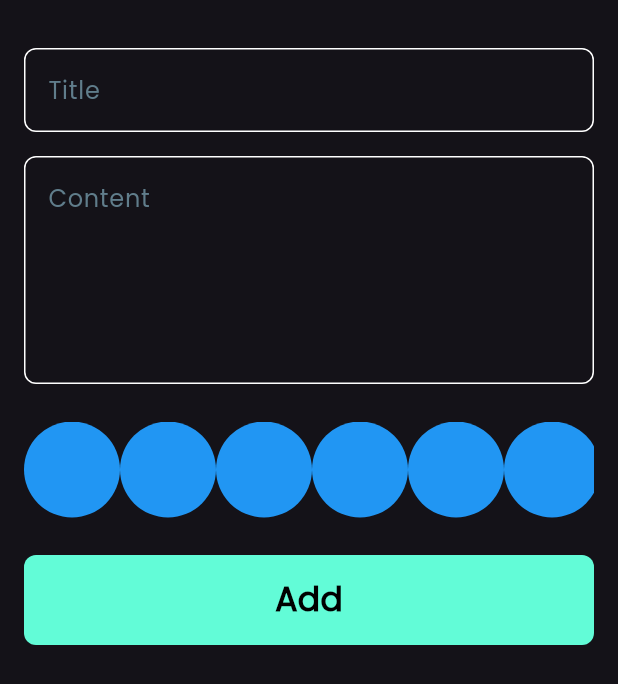
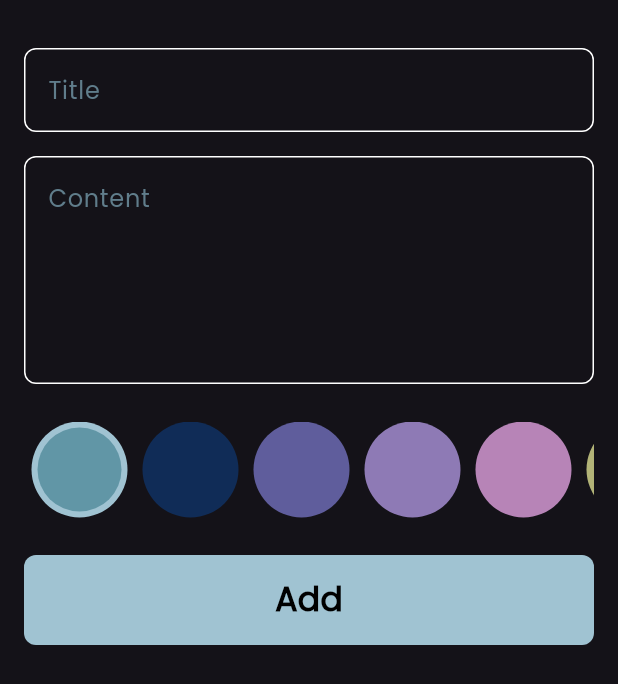
Before and after one commit to emansobhey/Notes_App, a Flutter app: the AddNoteForm widget shown alone on an empty page, opened directly, on a phone screen of 412 x 824 dp. Shown: the top 684 px of the screen. Run offline on Flutter 3.47's test engine with Material 3 defaults, Android fonts, the phone set to English and light mode, and no system bars; our stand-ins replace bloc, flutter_bloc, hive, hive_flutter, modal_progress_hud_nsn; missing offline and left inert: dart:ffi; accounts and stored records are empty.

Commit message:
color list

```diff
--- a/lib/const.dart
+++ b/lib/const.dart
@@ -1,5 +1,5 @@
 import 'package:flutter/material.dart';
 
-const kPrimaryColor = Color(0xff62FCD7);
+const kPrimaryColor = Color(0xffA0C3D2);
 
 const kNoteBox = 'Note_box';
--- a/lib/cubits/cubit/add_note_cubit.dart
+++ b/lib/cubits/cubit/add_note_cubit.dart
@@ -1,4 +1,5 @@
 import 'package:bloc/bloc.dart';
+import 'package:flutter/material.dart';
 import 'package:hive_flutter/adapters.dart';
 import 'package:meta/meta.dart';
 import 'package:note/const.dart';
@@ -8,15 +9,16 @@ part 'add_note_state.dart';
 
 class AddNoteCubit extends Cubit<AddNoteState> {
   AddNoteCubit() : super(AddNoteInitial());
-
+  Color color = const Color(0xff6196A6);
   addNote(NoteModel note) async {
     emit(AddNoteLoading());
     try {
+      note.color = color.value;
       var noteBox = Hive.box<NoteModel>(kNoteBox);
-     await noteBox.add(note);
+      await noteBox.add(note);
       emit(AddNotesuccess());
     } catch (e) {
-      emit(AddNoteFailure(e.toString())) ;
+      emit(AddNoteFailure(e.toString()));
     }
   }
 }
--- a/lib/views/Notes_view.dart
+++ b/lib/views/Notes_view.dart
@@ -11,6 +11,7 @@ class NotesViews extends StatelessWidget {
   Widget build(BuildContext context) {
     return Scaffold(
       floatingActionButton: FloatingActionButton(
+        backgroundColor: Color(0xffA0C3D2),
         onPressed: () {
           showModalBottomSheet(
               isScrollControlled: true,
--- a/lib/widgets/Add_note_form.dart
+++ b/lib/widgets/Add_note_form.dart
@@ -51,7 +51,7 @@ class _AddNoteFormState extends State<AddNoteForm> {
             const SizedBox(
               height: 25,
             ),
-            const colorListView(),
+            const ColorListView(),
             const SizedBox(
               height: 25,
             ),
--- a/lib/widgets/Color_Item.dart
+++ b/lib/widgets/Color_Item.dart
@@ -1,13 +1,23 @@
 import 'package:flutter/material.dart';
 
 class colorItem extends StatelessWidget {
-  const colorItem({super.key});
-
+  const colorItem({super.key, required this.isActive, required this.color});
+  final bool isActive;
+  final Color color;
   @override
   Widget build(BuildContext context) {
-    return const CircleAvatar(
-      radius: 32,
-      backgroundColor: Colors.blue,
-    );
+    return isActive
+        ? CircleAvatar(
+            radius: 32,
+            backgroundColor: Color(0xffA0C3D2),
+            child: CircleAvatar(
+              radius: 28,
+              backgroundColor: color,
+            ),
+          )
+        : CircleAvatar(
+            radius: 32,
+            backgroundColor: color,
+          );
   }
 }
--- a/lib/widgets/ccostomNoteItem.dart
+++ b/lib/widgets/ccostomNoteItem.dart
@@ -13,7 +13,7 @@ class NoteItem extends StatelessWidget {
       onTap: () {
         Navigator.push(context, MaterialPageRoute(
           builder: (context) {
-            return  EditNoteView(
+            return EditNoteView(
               note: note,
             );
           },
@@ -59,7 +59,7 @@ class NoteItem extends StatelessWidget {
             child: Text(
               note.date,
               style:
-                  TextStyle(color: Colors.black.withOpacity(0.4), fontSize: 18),
+                  TextStyle(color: Colors.black.withOpacity(0.4), fontSize: 12),
             ),
           )
         ]),
@@ -88,7 +88,7 @@ class NoteItem extends StatelessWidget {
                 note.delete();
                 BlocProvider.of<NotesCubit>(context).fetchAllNotes();
                 Navigator.of(dialogContext).pop();
- // Close the dialog
+                // Close the dialog
               },
               child: Text('Delete'),
             ),
--- a/lib/widgets/colorListView.dart
+++ b/lib/widgets/colorListView.dart
@@ -1,19 +1,69 @@
-
 import 'package:flutter/material.dart';
+import 'package:flutter_bloc/flutter_bloc.dart';
+import 'package:note/cubits/cubit/add_note_cubit.dart';
 import 'package:note/widgets/Color_Item.dart';
 
-class colorListView extends StatelessWidget {
-  const colorListView({super.key});
+class ColorListView extends StatefulWidget {
+  const ColorListView({super.key});
+
+  @override
+  State<ColorListView> createState() => _ColorListViewState();
+}
+
+class _ColorListViewState extends State<ColorListView> {
+  int currentindex = 0;
+  List<Color> colors = const [
+    Color(0xff6196A6),
+    Color(0xff102C57),
+    Color(0xff5F5D9C),
+    Color(0xff8E7AB5),
+    Color(0xffB784B7),
+    Color(0xffB2B377),
+    Color(0xffD2D180),
+    Color(0xffE5E483),
+    Color(0xffF1F5A8),
+    Color(0xffD37676),
+    Color(0xffB0C5A4),
+    Color(0xffEBC49F),
+    Color(0xffF1EF99),
+    Color(0xffA4CE95),
+    Color(0xffF4EDCC),
+    Color(0xffD7E4C0),
+    Color(0xffC6DCBA),
+    Color(0xffBBC3A4),
+    Color(0xffB3A398),
+    Color(0xff3E3232),
+    Color(0xff503C3C),
+    Color(0xff7E6363),
+    Color(0xffA87C7C),
+    Color(0xffF8F0E5),
+    Color(0xffEADBC8),
+    Color(0xffDAC0A3),
+    Color(0xffEEA5A6),
+  ];
 
   @override
   Widget build(BuildContext context) {
     return SizedBox(
       height: 32 * 2,
       child: ListView.builder(
-          itemCount: 10,
+          itemCount: colors.length,
           scrollDirection: Axis.horizontal,
           itemBuilder: (context, index) {
-            return const colorItem();
+            return Padding(
+              padding: const EdgeInsets.symmetric(horizontal: 5),
+              child: GestureDetector(
+                onTap: () {
+                  currentindex = index;
+                  BlocProvider.of<AddNoteCubit>(context).color = colors[index];
+                  setState(() {});
+                },
+                child: colorItem(
+                  color: colors[index],
+                  isActive: currentindex == index,
+                ),
+              ),
+            );
           }),
     );
   }
```
